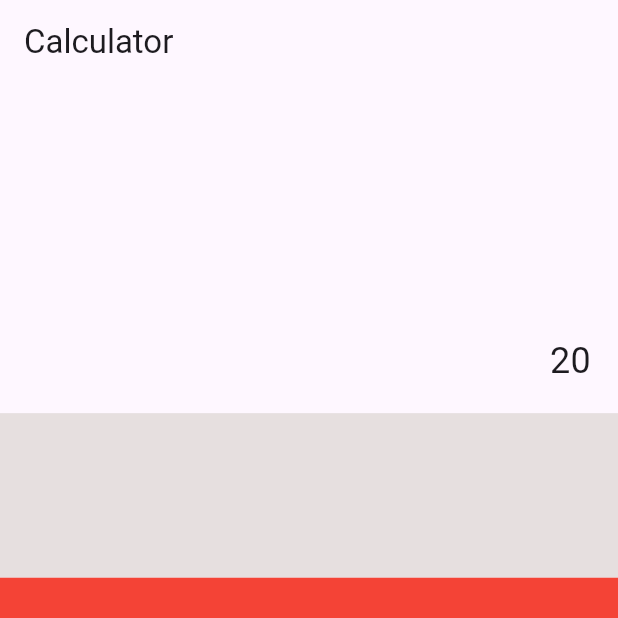
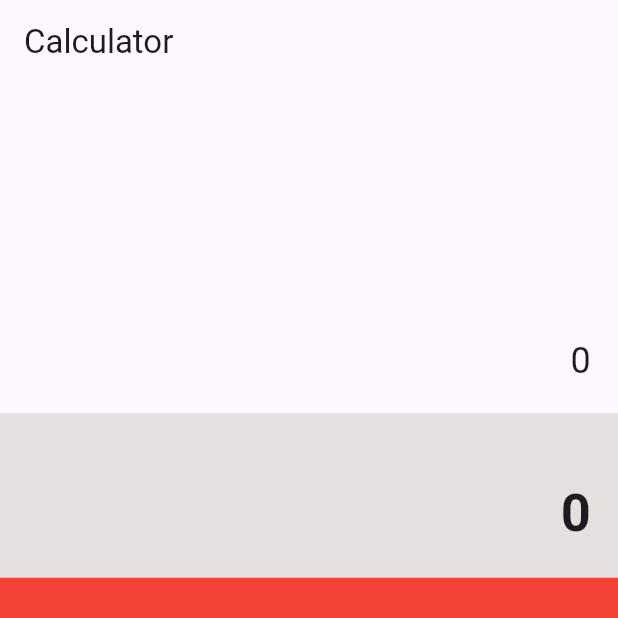
Before and after one commit to ChristianB85/calculator_app, a Flutter app: the screen it shows after launch, on a phone screen of 412 x 824 dp, the top half of it. Run offline on Flutter 3.47's test engine with Material 3 defaults, Android fonts, the phone set to English and light mode, and no system bars.

Commit message:
added new variables and fontstyles

```diff
--- a/lib/main.dart
+++ b/lib/main.dart
@@ -21,6 +21,9 @@ class CalculatorWidget extends StatefulWidget {
 }
 
 class _CalculatorWidgetState extends State<CalculatorWidget> {
+  String _input = "0";
+  String _output = "0";
+
   @override
   Widget build(BuildContext context) {
     return Scaffold(
@@ -31,13 +34,24 @@ class _CalculatorWidgetState extends State<CalculatorWidget> {
             flex: 2,
             child: Container(
               padding: const EdgeInsets.all(18),
-              child: Text("20", style: const TextStyle(fontSize: 24)),
+              child: Text(_input, style: const TextStyle(fontSize: 24)),
               alignment: Alignment.bottomRight,
             ),
           ),
           Expanded(
             flex: 1,
-            child: Container(color: const Color.fromARGB(255, 230, 223, 223)),
+            child: Container(
+              color: const Color.fromARGB(255, 230, 223, 223),
+              padding: const EdgeInsets.all(18),
+              alignment: Alignment.bottomRight,
+              child: Text(
+                _output,
+                style: const TextStyle(
+                  fontSize: 35,
+                  fontWeight: FontWeight.bold,
+                ),
+              ),
+            ),
           ),
           Expanded(flex: 4, child: Container(color: Colors.red)),
         ],
```
